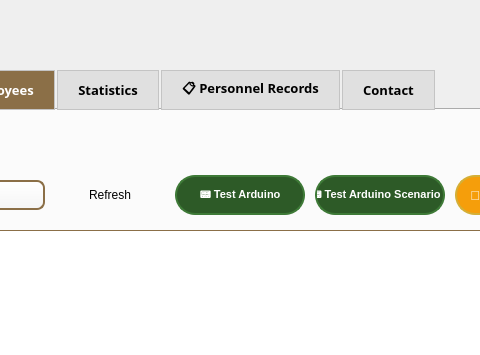
rayenkb/Esprit--PI2AC---2A4--2526-HammerDown, file employee_management.ui: the form before one commit; both pictures show x 337 to 817 and y 0 to 355 of the 1322 by 800 pixel window.
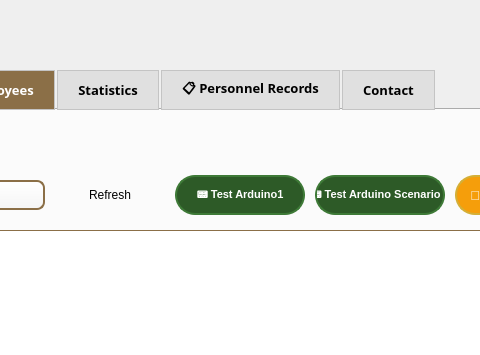
The form after the commit. The open tabs and pages were chosen to show the change. Icons and pictures are not drawn.

Commit message: arduino1 pour scenario display

Patch:
```diff
--- a/employee_management.ui
+++ b/employee_management.ui
@@ -799,7 +799,7 @@
 QPushButton:hover { background-color: #3E7A37; border: 2px solid #FFF; }</string>
      </property>
      <property name="text">
-      <string>📟 Test Arduino</string>
+      <string>📟 Test Arduino1</string>
      </property>
     </widget>
     <widget class="QPushButton" name="btn_test_arduino_scenario_1">
```
Left out of the diff: 2 changed lines with no effect on the pictures. The commit also changes 2 other files.
